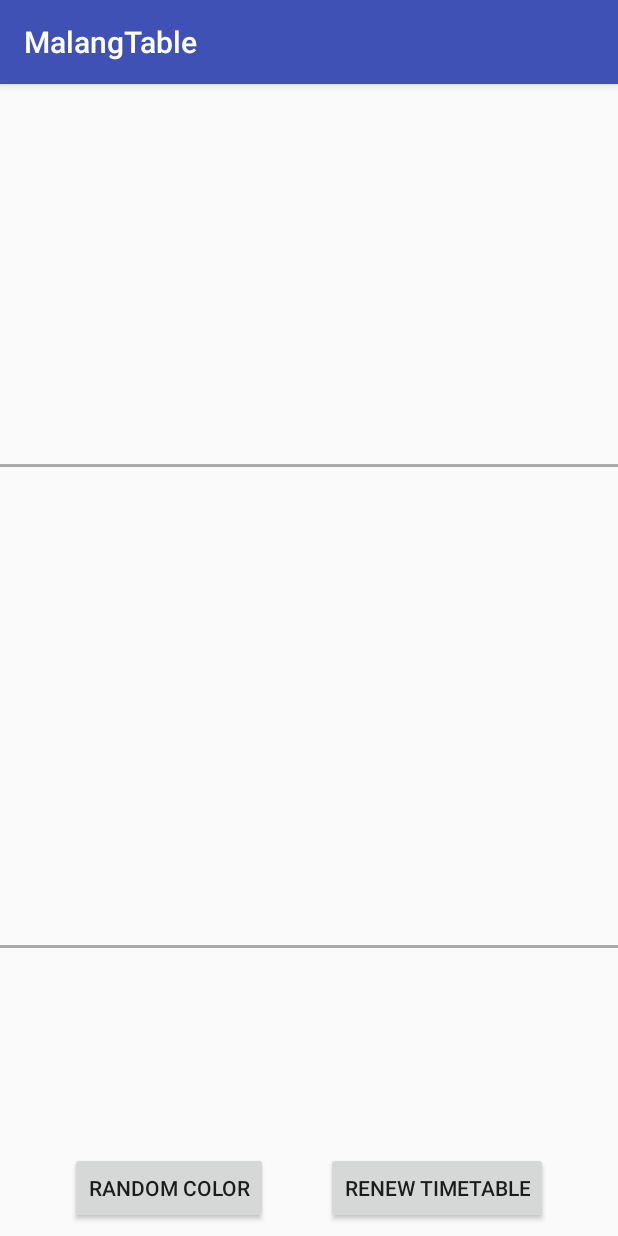
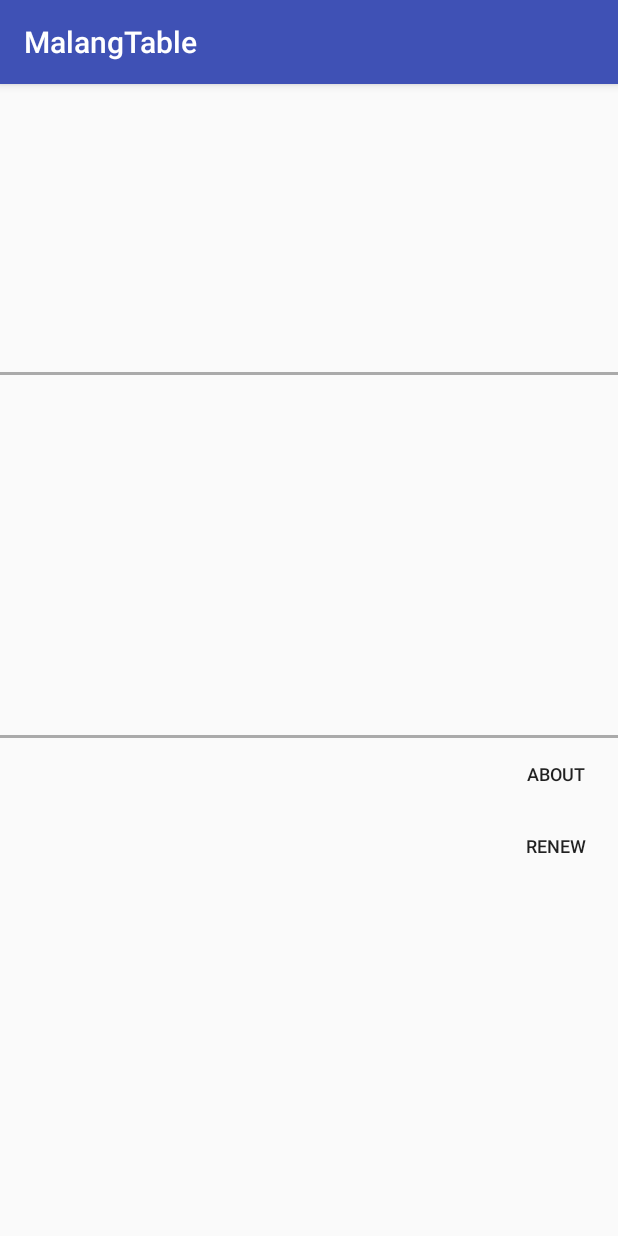
Before and after one commit to BayMinimum/MalangTable, an Android app: the screen it shows after launch (MainActivity), on a phone screen of 412 x 824 dp. Run offline under Robolectric (Android 15) with nearby library versions, the phone set to English and light mode, and no system bars.

Commit message:
Change MainActivity layout to more compact

```diff
--- a/app/src/main/res/layout/activity_main.xml
+++ b/app/src/main/res/layout/activity_main.xml
@@ -503,11 +503,12 @@
                 android:textSize="@dimen/text_size" />
 
             <Button
-                android:id="@id/fri"
+                android:id="@+id/about"
                 android:layout_width="wrap_content"
                 android:layout_height="match_parent"
                 android:layout_weight="1"
                 android:background="@color/transparent"
+                android:text="@string/about"
                 android:textSize="@dimen/text_size" />
         </LinearLayout>
 
@@ -551,38 +552,15 @@
                 android:textSize="@dimen/text_size" />
 
             <Button
-                android:id="@id/fri"
+                android:id="@+id/renew_timetable"
                 android:layout_width="wrap_content"
                 android:layout_height="match_parent"
                 android:layout_weight="1"
                 android:background="@color/transparent"
+                android:text="@string/renew_timetable"
                 android:textSize="@dimen/text_size" />
         </LinearLayout>
 
     </LinearLayout>
 
-    <Button
-        android:id="@+id/random_color"
-        android:layout_width="wrap_content"
-        android:layout_height="wrap_content"
-        android:layout_marginBottom="8dp"
-        android:layout_marginLeft="8dp"
-        android:text="@string/random_color"
-        app:layout_constraintBottom_toBottomOf="parent"
-        app:layout_constraintEnd_toStartOf="@+id/renew_timetable"
-        app:layout_constraintStart_toStartOf="parent"
-        tools:ignore="RtlHardcoded" />
-
-    <Button
-        android:id="@+id/renew_timetable"
-        android:layout_width="wrap_content"
-        android:layout_height="wrap_content"
-        android:layout_marginBottom="8dp"
-        android:layout_marginRight="8dp"
-        android:text="@string/renew_timetable"
-        app:layout_constraintBottom_toBottomOf="parent"
-        app:layout_constraintEnd_toEndOf="parent"
-        app:layout_constraintStart_toEndOf="@+id/random_color"
-        tools:ignore="RtlHardcoded" />
-
 </android.support.constraint.ConstraintLayout>
--- a/app/src/main/res/values/strings.xml
+++ b/app/src/main/res/values/strings.xml
@@ -1,6 +1,6 @@
 <resources>
     <string name="app_name">MalangTable</string>
-    <string name="renew_timetable">Renew Timetable</string>
+    <string name="renew_timetable">Renew</string>
     <string name="random_color">Random Color</string>
     <string name="no_timetable_msg">Press OK to visit students web and get timetable data.</string>
     <string name="no_timetable_title">Needs timetable data</string>
@@ -11,4 +11,5 @@
     <string name="press_after_login">Press [check] button after finishing login</string>
     <string name="retrieving_timetable">Retrieving timetable</string>
     <string name="extracting_timetable">Extracting timetable</string>
+    <string name="about">About</string>
 </resources>
```
